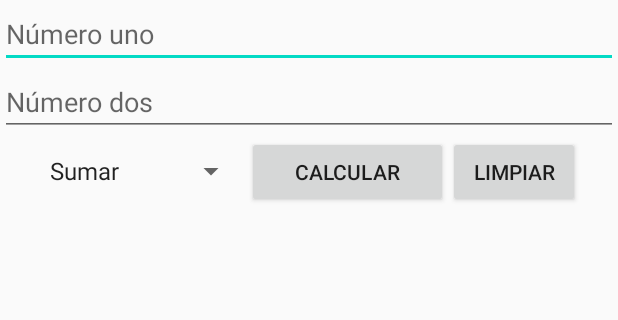
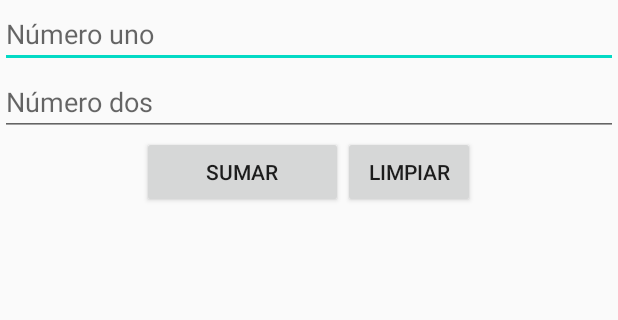
Before and after one commit to arnobisms/calculadora_unimagdalena, an Android app: the screen it shows after launch (MainActivity), on a phone screen of 412 x 824 dp, the part 121-441 px from its top. Run offline under Robolectric (Android 15) with nearby library versions, the phone set to English and light mode, and no system bars.

```diff
--- a/app/src/main/res/layout/activity_main.xml
+++ b/app/src/main/res/layout/activity_main.xml
@@ -13,7 +13,7 @@
         android:layout_width="match_parent"
         android:layout_height="wrap_content"
         android:gravity="center_horizontal"
-        android:text="CALCULADORA"
+        android:text="@string/titulo"
         android:textSize="18sp"
         android:textStyle="bold" />
 
@@ -22,7 +22,7 @@
         android:layout_width="match_parent"
         android:layout_height="wrap_content"
         android:ems="10"
-        android:hint="Número uno"
+        android:hint="@string/numero_uno"
         android:inputType="number" />
 
     <EditText
@@ -30,33 +30,28 @@
         android:layout_width="match_parent"
         android:layout_height="wrap_content"
         android:ems="10"
-        android:hint="Número dos"
+        android:hint="@string/numero_dos"
         android:inputType="number" />
 
     <LinearLayout
         android:layout_width="match_parent"
-        android:layout_height="match_parent"
+        android:layout_height="wrap_content"
         android:gravity="center_horizontal"
         android:orientation="horizontal">
-
-        <Spinner
-            android:id="@+id/seleccionOperacion"
-            android:layout_width="wrap_content"
-            android:layout_height="wrap_content" />
 
         <Button
             android:id="@+id/btnSumar"
             android:layout_width="134dp"
             android:layout_height="wrap_content"
             android:onClick="calcular"
-            android:text="Calcular" />
+            android:text="@string/boton_sumar" />
 
         <Button
             android:id="@+id/btnLimpiar"
             android:layout_width="wrap_content"
             android:layout_height="wrap_content"
             android:onClick="aux_limpiar"
-            android:text="Limpiar" />
+            android:text="@string/boton_limpiar" />
     </LinearLayout>
 
     <TextView
--- a/app/src/main/res/values/strings.xml
+++ b/app/src/main/res/values/strings.xml
@@ -1,3 +1,10 @@
 <resources>
     <string name="app_name">Calculadora</string>
+    <string name="titulo">CALCULADORA</string>
+    <string name="numero_uno">Número uno</string>
+    <string name="numero_dos">Número dos</string>
+    <string name="boton_sumar">Sumar</string>
+    <string name="boton_limpiar">Limpiar</string>
+
+
 </resources>
```
Also changed, not shown: app/src/main/java/com/example/calculadora/MainActivity.java (+22 -49 lines), 1 other file.
